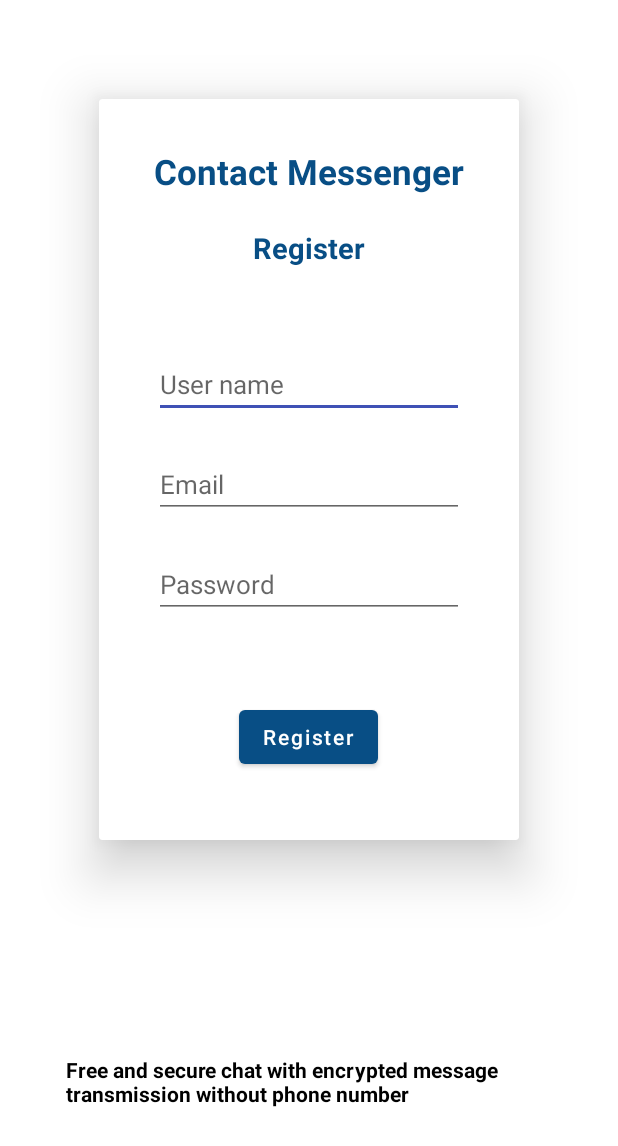
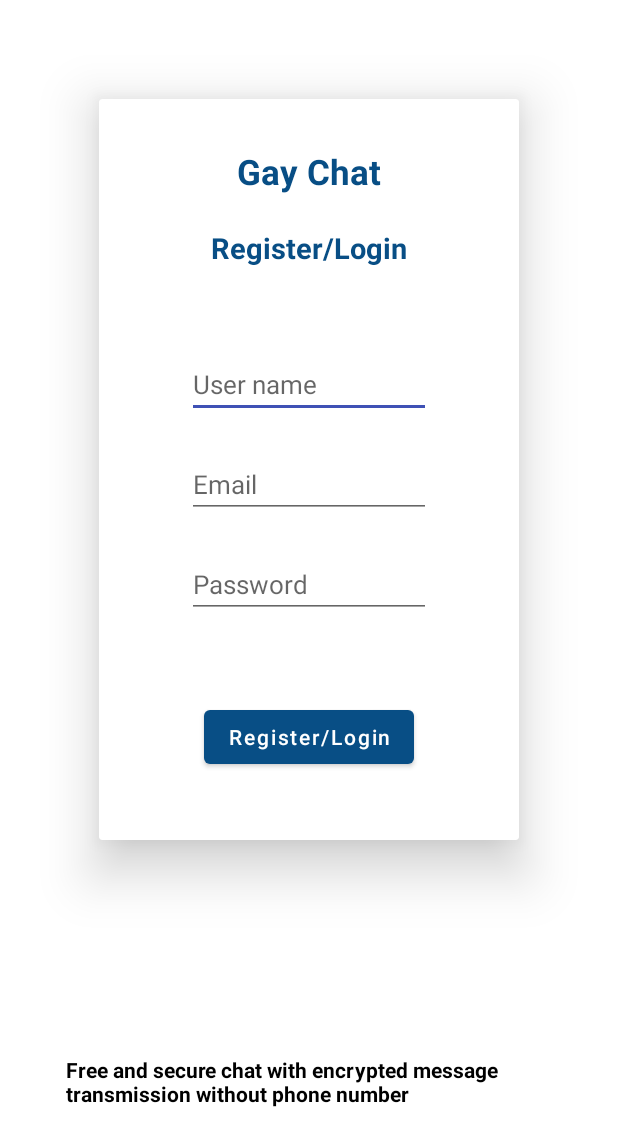
Before and after one commit to Alexei-Suzdalenko/contact.chat, an Android app: the screen it shows after launch (LoginAcivity), on a phone screen of 412 x 824 dp. Shown: the top 1146 px of the screen. Run offline under Robolectric (Android 15) with nearby library versions, the phone set to English and light mode, and no system bars; 3 statements that could not run were skipped.

Commit message:
semen skrepetsky

```diff
--- a/app/build.gradle
+++ b/app/build.gradle
@@ -9,8 +9,8 @@ android {
         applicationId "contact.messager"
         minSdk 23
         targetSdk 30
-        versionCode 3
-        versionName "0.0.3"
+        versionCode 4
+        versionName "0.0.4"
         testInstrumentationRunner "androidx.test.runner.AndroidJUnitRunner"
     }
     buildTypes {
--- a/app/src/main/res/values/strings.xml
+++ b/app/src/main/res/values/strings.xml
@@ -1,12 +1,12 @@
 <resources>
-    <string name="app_name">Contact Messenger</string>
+    <string name="app_name">Gay Chat</string>
     <string name="login">Login</string>
     <string name="user_name">User name</string>
     <string name="email">Email</string>
     <string name="password">Password</string>
     <string name="google">Google</string>
     <string name="descrition">Free and secure chat with encrypted message transmission without phone number</string>
-    <string name="register">Register</string>
+    <string name="register">Register/Login</string>
     <string name="enter">Enter</string>
     <string name="title_activity_chat">Chat</string>
     <string name="conversation">Conversation</string>
```
Also changed, not shown: app/src/main/java/contact/messager/util/assets/App.kt (+12 -0 lines), app/src/main/ic_launcher-playstore.png, app/src/main/res/mipmap-hdpi/ic_launcher.png, app/src/main/res/mipmap-hdpi/ic_launcher_foreground.png, app/src/main/res/mipmap-hdpi/ic_launcher_round.png, app/src/main/res/mipmap-mdpi/ic_launcher.png, app/src/main/res/mipmap-mdpi/ic_launcher_foreground.png, app/src/main/res/mipmap-mdpi/ic_launcher_round.png, app/src/main/res/mipmap-xhdpi/ic_launcher.png, app/src/main/res/mipmap-xhdpi/ic_launcher_foreground.png, app/src/main/res/mipmap-xhdpi/ic_launcher_round.png, app/src/main/res/mipmap-xxhdpi/ic_launcher.png, app/src/main/res/mipmap-xxhdpi/ic_launcher_foreground.png, app/src/main/res/mipmap-xxhdpi/ic_launcher_round.png, 3 more files.
